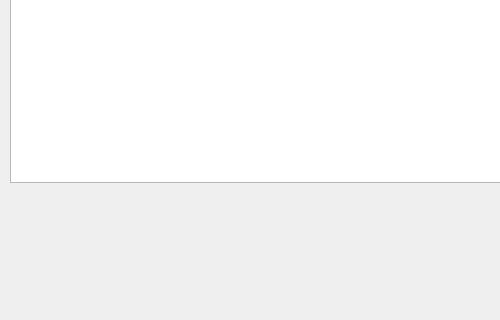
rogorido/qtpredicadores, file gui/dlgobispos.ui: the form before one commit; both pictures show x 0 to 500 and y 148 to 468 of the 696 by 468 pixel window.
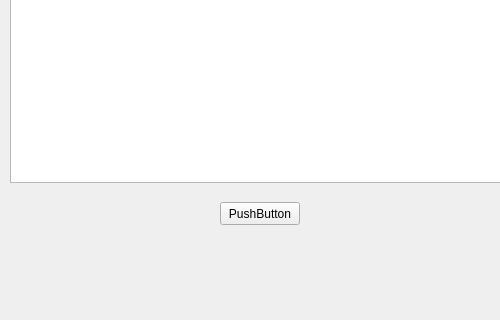
The form after the commit.

Commit message: En teoría estaba funcionando... pero ahora da otra vez error

Patch:
```diff
--- a/gui/dlgobispos.ui
+++ b/gui/dlgobispos.ui
@@ -62,6 +62,19 @@
     <string>Volver a mirar</string>
    </property>
   </widget>
+  <widget class="QPushButton" name="pbActivar">
+   <property name="geometry">
+    <rect>
+     <x>220</x>
+     <y>350</y>
+     <width>80</width>
+     <height>23</height>
+    </rect>
+   </property>
+   <property name="text">
+    <string>PushButton</string>
+   </property>
+  </widget>
  </widget>
  <resources/>
  <connections/>
```
The commit also changes 2 other files.
